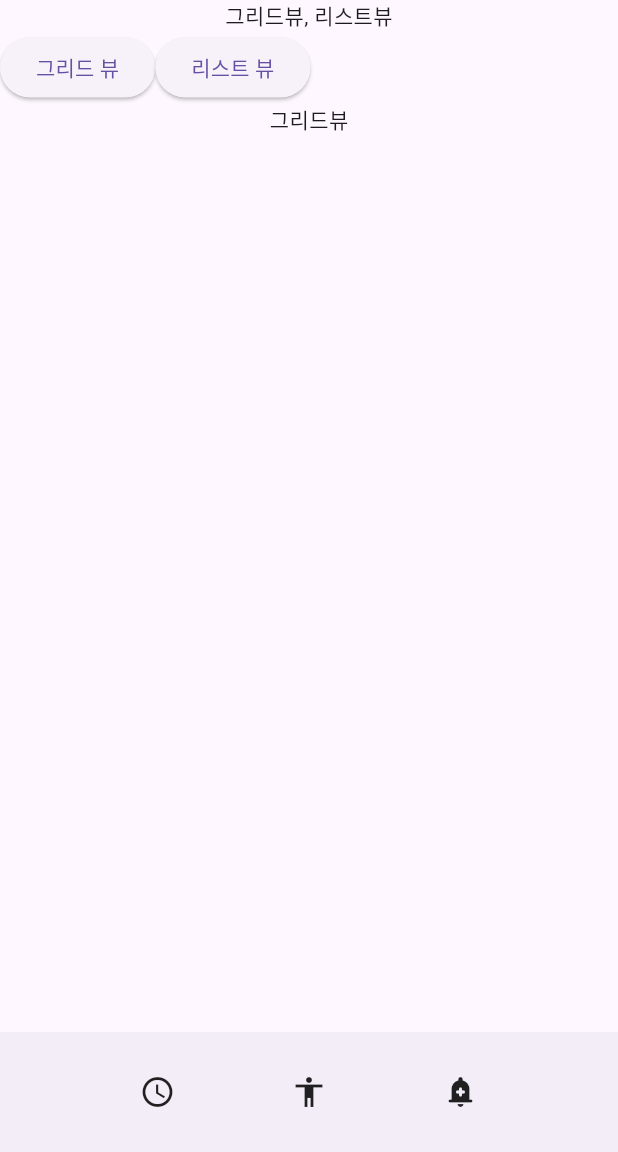
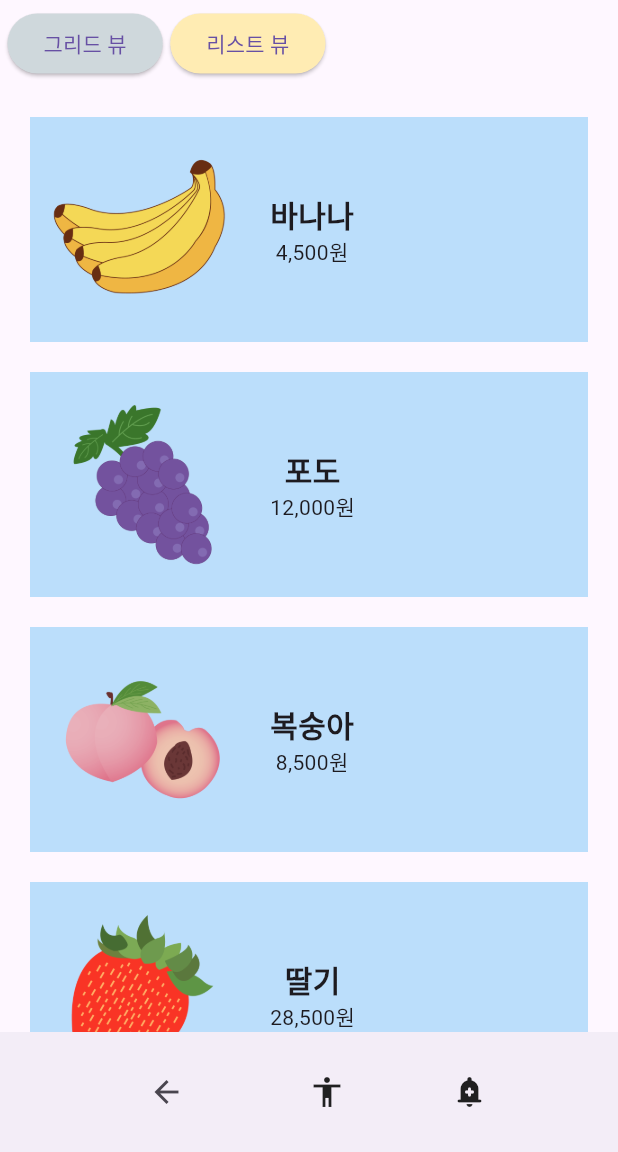
Before and after one commit to doriver/longTimeAgo, a Flutter app: the ProductFruitPage screen opened directly, after a tap on "리스트 뷰", on a phone screen of 412 x 824 dp, the part 84-1236 px from its top. Run offline on Flutter 3.47's test engine with Material 3 defaults, Android fonts, the phone set to English and light mode, and no system bars; our stand-ins replace get, loader_overlay; accounts and stored records are empty; network calls fail.

Commit message:
쇼핑몰 완성함

```diff
--- a/shopping_mall/lib/common/bar.dart
+++ b/shopping_mall/lib/common/bar.dart
@@ -1,10 +1,16 @@
 import 'package:flutter/material.dart';
+import 'package:get/get.dart';
 
 class Bar {
   static var buttomIcon = Row(
     mainAxisAlignment: MainAxisAlignment.spaceEvenly,
     children: [
-      Icon(Icons.access_time),
+      IconButton(
+        onPressed: (){
+          Get.back();
+        },
+        icon: Icon(Icons.arrow_back)
+      ),
       Icon(Icons.accessibility_outlined),
       Icon(Icons.add_alert_rounded)
     ]
--- /dev/null
+++ b/shopping_mall/lib/component/fruits_grid.dart
@@ -0,0 +1,64 @@
+import 'package:flutter/material.dart';
+import 'package:get/get.dart';
+import 'package:shopping_mall/component/fruits_detail.dart';
+import 'package:shopping_mall/models/product.dart';
+import 'package:shopping_mall/repositories/product_repository.dart';
+
+class FruitsGrid extends StatelessWidget {
+  // const FruitsGrid({super.key});
+  final List<Product> fruitsList = ProductRepository().getFruits();
+
+  static const Color black54 = Colors.black54;
+
+  @override
+  Widget build(BuildContext context) {
+    return GridView.builder(
+      gridDelegate: const SliverGridDelegateWithFixedCrossAxisCount(
+        crossAxisCount: 2,
+        mainAxisSpacing: 10,
+        crossAxisSpacing: 10,
+        childAspectRatio: 5 / 4
+      ),
+      padding: EdgeInsets.all(10),
+      itemCount: fruitsList.length,
+      itemBuilder: (context, index) {
+        var productName = fruitsList[index].productName.toString();
+        var imagePath = fruitsList[index].imagePath.toString();
+        var price = fruitsList[index].price.toString();
+
+        return InkWell(
+          onTap: () {
+            Get.to(() => FruitsDetail(item: fruitsList[index]));
+          },
+          child: Stack(
+            alignment: Alignment.bottomCenter,
+            children: [
+              Container(
+                color: Colors.amber,
+                child: Image.asset(imagePath)
+              ),
+              Positioned(
+                top: 10,
+                left: 10,
+                child: Text(
+                  productName,
+                  style: TextStyle(fontSize: 20, fontWeight: FontWeight.bold)
+                )
+              ),
+              Positioned(
+                bottom: 10,
+                left: 60,
+                child: Text(
+                  price,
+                  style: TextStyle(color: black54)
+                )
+              )
+            ]
+
+
+          )
+        );
+      }
+    );
+  }
+}
--- /dev/null
+++ b/shopping_mall/lib/component/fruits_list.dart
@@ -0,0 +1,49 @@
+import 'package:flutter/material.dart';
+import 'package:get/get.dart';
+import 'package:shopping_mall/component/fruits_detail.dart';
+import 'package:shopping_mall/models/product.dart';
+import 'package:shopping_mall/repositories/product_repository.dart';
+
+class FruitsList extends StatelessWidget {
+  // const FruitsList({super.key});
+  final List<Product> fruitsList = ProductRepository().getFruits();
+
+  @override
+  Widget build(BuildContext context) {
+    return ListView.builder(
+      padding: EdgeInsets.all(10),
+      itemCount: fruitsList.length,
+      itemBuilder: (context, index) {
+        var productName = fruitsList[index].productName.toString();
+        var imagePath = fruitsList[index].imagePath.toString();
+        var price = fruitsList[index].price.toString();
+
+        return InkWell(
+          onTap: () {
+            Get.to(() => FruitsDetail(item: fruitsList[index]));
+          },
+          child: Container(
+            margin: EdgeInsets.all(10),
+            height: 150,
+            color: Colors.blue[100],
+            child: Row(
+              children: [
+                Image.asset(imagePath),
+                SizedBox(width: 10),
+                Column(
+                  mainAxisAlignment: MainAxisAlignment.center,
+                  children: [
+                    Text(
+                      productName,
+                      style: TextStyle(fontSize: 20, fontWeight: FontWeight.bold),
+                    ),
+                    Text(price)
+                  ]
+                )
+              ]
+            ),
+          )
+        );
+      });
+  }
+}
--- a/shopping_mall/lib/component/view_change_button.dart
+++ b/shopping_mall/lib/component/view_change_button.dart
@@ -1,34 +1,48 @@
 import 'package:flutter/material.dart';
 
 class ViewChangeButton extends StatefulWidget {
-  final Function(bool) onToggle;
+  final Function(String) click;
 
-  const ViewChangeButton({super.key, required this.onToggle});
+  const ViewChangeButton({super.key, required this.click});
 
   @override
   State<ViewChangeButton> createState() => _ViewChangeButtonState();
 }
 
 class _ViewChangeButtonState extends State<ViewChangeButton> {
-  bool isTogglePressed = true;
+  String viewStyle = 'grid';
 
   @override
   Widget build(BuildContext context) {
-    return Row(
+    return Container(
+      padding: EdgeInsets.all(5),
+      child: Row(
         children: [
           ElevatedButton(
-          child: Text('그리드 뷰'),
             onPressed: () {
-
+              viewStyle = 'grid';
+              widget.click(viewStyle);
+              print("viewStyle =  $viewStyle");
             },
+            style: ElevatedButton.styleFrom(
+              backgroundColor: viewStyle == 'grid' ? Colors.amber.shade100 : Colors.blueGrey.shade100
             ),
+            child: Text('그리드 뷰')
+          ),
+          SizedBox(width: 5),
           ElevatedButton(
-          child: Text('리스트 뷰'),
             onPressed: () {
-
+              viewStyle = 'list';
+              widget.click(viewStyle);
+              print("viewStyle =  $viewStyle");
             },
+            style: ElevatedButton.styleFrom(
+              backgroundColor: viewStyle == 'grid' ? Colors.blueGrey.shade100 : Colors.amber.shade100
+            ),
+            child: Text('리스트 뷰')
           )
         ]
+      ),
     );
   }
 }
--- a/shopping_mall/lib/pages/main_page.dart
+++ b/shopping_mall/lib/pages/main_page.dart
@@ -5,6 +5,7 @@ import 'package:shopping_mall/component/product_widget.dart';
 import 'package:shopping_mall/models/product.dart';
 import 'package:shopping_mall/pages/member_list_page.dart';
 import 'package:shopping_mall/pages/my_page.dart';
+import 'package:shopping_mall/pages/product_fruit_page.dart';
 import 'package:shopping_mall/pages/store_page_list.dart';
 import 'package:shopping_mall/repositories/product_repository.dart';
 
@@ -56,7 +57,7 @@ class MainPage extends StatelessWidget {
           ListTile(
             title: Text("상품목록", textAlign: TextAlign.center),
             onTap: (){
-              // Get.to();
+              Get.to(() => ProductFruitPage());
             }
           ),
           const SizedBox( height: 50 ),
--- a/shopping_mall/lib/pages/product_fruit_page.dart
+++ b/shopping_mall/lib/pages/product_fruit_page.dart
@@ -1,5 +1,7 @@
 import 'package:flutter/material.dart';
 import 'package:shopping_mall/common/bar.dart';
+import 'package:shopping_mall/component/fruits_grid.dart';
+import 'package:shopping_mall/component/fruits_list.dart';
 import 'package:shopping_mall/component/view_change_button.dart';
 
 class ProductFruitPage extends StatefulWidget {
@@ -10,7 +12,7 @@ class ProductFruitPage extends StatefulWidget {
 }
 
 class _ProductFruitPageState extends State<ProductFruitPage> {
-  bool isTogglePressed = true;
+  String viewStyle = 'grid';
 
   @override
   Widget build(BuildContext context) {
@@ -18,14 +20,15 @@ class _ProductFruitPageState extends State<ProductFruitPage> {
       appBar: Bar.topIcon('상품(과일)들'),
       body: Column(
         children: [
-          Text('그리드뷰, 리스트뷰'),
           ViewChangeButton(
-            onToggle: () {
-
+            click: (value) {
+              setState(() {
+                viewStyle = value;
+              });
             }
           ),
           Expanded(
-            child: isTogglePressed ? Text('그리드뷰') : Text('리스트뷰')
+            child: viewStyle == 'grid' ? FruitsGrid() : FruitsList()
           )
         ]
       ),
--- a/shopping_mall/lib/repositories/product_repository.dart
+++ b/shopping_mall/lib/repositories/product_repository.dart
@@ -30,4 +30,41 @@ class ProductRepository {
   List<Product> getProducts() {
     return _dummyProducts;
   }
+
+  final List<Product> _fruitList = [
+    Product(
+      productName: "바나나",
+      imagePath: "assets/images/banana.png",
+      price: "4,500원",
+    ),
+    Product(
+      productName: "포도",
+      imagePath: "assets/images/grape.png",
+      price: "12,000원",
+    ),
+    Product(
+      productName: "복숭아",
+      imagePath: "assets/images/peach.png",
+      price: "8,500원",
+    ),
+    Product(
+      productName: "딸기",
+      imagePath: "assets/images/strawberry.png",
+      price: "28,500원",
+    ),
+    Product(
+      productName: "수박",
+      imagePath: "assets/images/watermelon.png",
+      price: "19,000원",
+    ),
+    Product(
+      productName: "오렌지",
+      imagePath: "assets/images/orange.png",
+      price: "9,000원",
+    ),
+  ];
+
+  List<Product> getFruits() {
+    return _fruitList;
+  }
 }
```
Also changed, not shown: shopping_mall/lib/component/fruits_detail.dart (added, +63 -0 lines). Lines whose indentation alone changed are shown as unchanged.
